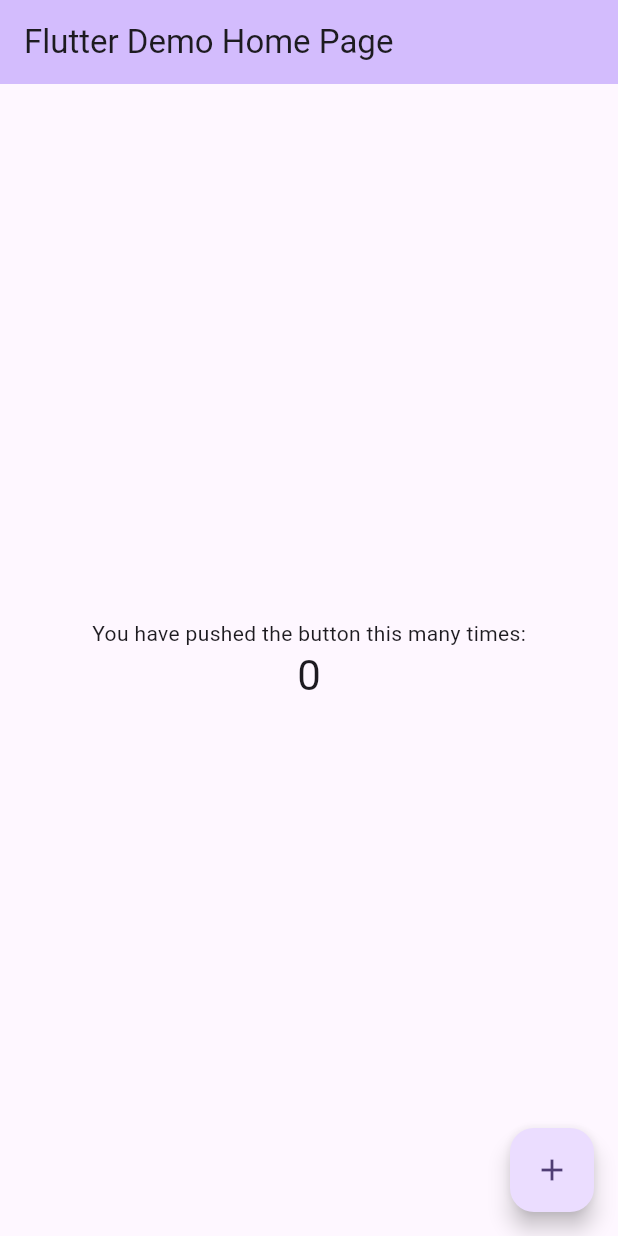
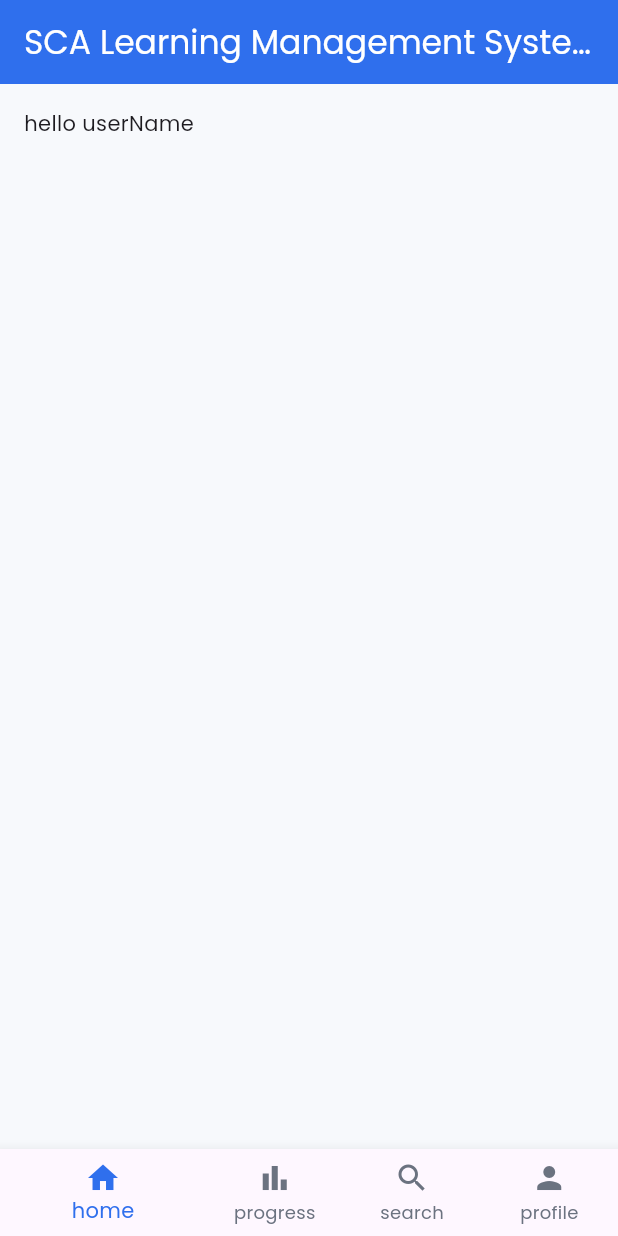
Before and after one commit to Ahmed-Abdel-Azeem/learning_management_system, a Flutter app: the screen it shows after launch, on a phone screen of 412 x 824 dp. Run offline on Flutter 3.47's test engine with Material 3 defaults, Android fonts, the phone set to English and light mode, and no system bars.

Commit message:
basic start design 12-1-26

```diff
--- /dev/null
+++ b/lib/features/courses/presentation/progress_page.dart
@@ -0,0 +1,19 @@
+import 'package:flutter/material.dart';
+
+class ProgressPage extends StatefulWidget {
+  const ProgressPage({super.key});
+
+  @override
+  State<ProgressPage> createState() => _ProgressPageState();
+}
+
+class _ProgressPageState extends State<ProgressPage> {
+  @override
+  Widget build(BuildContext context) {
+    return Scaffold(
+      body:
+      const Center(
+        child: Text('Progress Page'),
+      ),);
+  }
+}
--- /dev/null
+++ b/lib/features/home/presentation/screens/basic_home_page.dart
@@ -0,0 +1,71 @@
+import 'package:flutter/material.dart';
+
+import '../../../../theme/app_theme.dart';
+import '../../../courses/presentation/progress_page.dart';
+import '../../../search/presentation/search_page.dart';
+import '../../../user/presentation/profile_page.dart';
+import 'home_body.dart';
+
+class BaseHome extends StatefulWidget {
+  const BaseHome({super.key, required this.title});
+
+  final String title;
+
+  @override
+  State<BaseHome> createState() => _BaseHomeState();
+}
+
+class _BaseHomeState extends State<BaseHome> {
+
+  int _currentIndex = 0;
+  late final List<Widget> _screens = [
+    HomeBody(username: 'userName',),
+     ProgressPage(),
+     SearchPage(),
+     ProfilePage(),
+  ];
+  @override
+  Widget build(BuildContext context) {
+    return Scaffold(
+
+      appBar: AppBar(
+        title: Text(widget.title),
+      ),
+      body:  IndexedStack(
+        index: _currentIndex,
+        children: _screens,
+      ),
+     bottomNavigationBar: BottomNavigationBar(
+       currentIndex: _currentIndex,
+       selectedItemColor: AppColors.primary,
+       backgroundColor: AppColors.border,
+       showUnselectedLabels: true,
+       unselectedItemColor:  AppColors.textSecondary,
+       unselectedIconTheme: IconThemeData(color: AppColors.textSecondary,),
+       selectedIconTheme: IconThemeData(color: AppColors.primary,),
+       onTap: (index) {
+         setState(() {
+           _currentIndex = index;
+         });
+       },
+       items: const [
+       BottomNavigationBarItem(
+         icon: Icon(Icons.home),
+         label: 'home',
+       ),
+       BottomNavigationBarItem(
+         icon: Icon(Icons.bar_chart),
+         label: 'progress',
+       ),
+       BottomNavigationBarItem(
+         icon: Icon(Icons.search),
+         label: 'search',
+       ),
+       BottomNavigationBarItem(
+         icon: Icon(Icons.person),
+         label: 'profile',
+       ),
+     ],),
+    );
+  }
+}
--- /dev/null
+++ b/lib/features/home/presentation/screens/home_body.dart
@@ -0,0 +1,27 @@
+import 'package:flutter/material.dart';
+
+
+
+class HomeBody extends StatelessWidget {
+  const HomeBody({super.key,required this.username});
+  final String username;
+
+  @override
+  Widget build(BuildContext context) {
+    return Column(
+      children: [
+
+        SingleChildScrollView(
+          padding: const EdgeInsets.all(16),
+          child: Column(
+            children: [
+              Text('hello $username'),
+              const SizedBox(height: 20,),
+
+            ],
+          ),
+        ),
+      ],
+    );
+  }
+}
--- /dev/null
+++ b/lib/features/search/presentation/search_page.dart
@@ -0,0 +1,19 @@
+import 'package:flutter/material.dart';
+
+class SearchPage extends StatefulWidget {
+  const SearchPage({super.key});
+
+  @override
+  State<SearchPage> createState() => _SearchPageState();
+}
+
+class _SearchPageState extends State<SearchPage> {
+  @override
+  Widget build(BuildContext context) {
+    return Scaffold(
+      body:
+      const Center(
+        child: Text('Search Page'),
+      ),);
+  }
+}
--- /dev/null
+++ b/lib/features/user/presentation/profile_page.dart
@@ -0,0 +1,19 @@
+import 'package:flutter/material.dart';
+
+class ProfilePage extends StatefulWidget {
+  const ProfilePage({super.key});
+
+  @override
+  State<ProfilePage> createState() => _ProfilePageState();
+}
+
+class _ProfilePageState extends State<ProfilePage> {
+  @override
+  Widget build(BuildContext context) {
+    return Scaffold(
+      body:
+      const Center(
+        child: Text('profile Page'),
+      ),);
+  }
+}
--- a/lib/main.dart
+++ b/lib/main.dart
@@ -1,4 +1,6 @@
 import 'package:flutter/material.dart';
+import 'features/home/presentation/screens/basic_home_page.dart';
+import 'theme/app_theme.dart';
 
 void main() {
   runApp(const MyApp());
@@ -11,112 +13,10 @@ class MyApp extends StatelessWidget {
   @override
   Widget build(BuildContext context) {
     return MaterialApp(
+      debugShowCheckedModeBanner: false,
       title: 'Flutter Demo',
-      theme: ThemeData(
-        // This is the theme of your application.
-        //
-        // TRY THIS: Try running your application with "flutter run". You'll see
-        // the application has a purple toolbar. Then, without quitting the app,
-        // try changing the seedColor in the colorScheme below to Colors.green
-        // and then invoke "hot reload" (save your changes or press the "hot
-        // reload" button in a Flutter-supported IDE, or press "r" if you used
-        // the command line to start the app).
-        //
-        // Notice that the counter didn't reset back to zero; the application
-        // state is not lost during the reload. To reset the state, use hot
-        // restart instead.
-        //
-        // This works for code too, not just values: Most code changes can be
-        // tested with just a hot reload.
-        colorScheme: .fromSeed(seedColor: Colors.deepPurple),
-      ),
-      home: const MyHomePage(title: 'Flutter Demo Home Page'),
+      theme:  AppTheme.lightTheme,
+      home: const BaseHome(title: 'SCA Learning Management System '),
     );
   }
 }
-
-class MyHomePage extends StatefulWidget {
-  const MyHomePage({super.key, required this.title});
-
-  // This widget is the home page of your application. It is stateful, meaning
-  // that it has a State object (defined below) that contains fields that affect
-  // how it looks.
-
-  // This class is the configuration for the state. It holds the values (in this
-  // case the title) provided by the parent (in this case the App widget) and
-  // used by the build method of the State. Fields in a Widget subclass are
-  // always marked "final".
-
-  final String title;
-
-  @override
-  State<MyHomePage> createState() => _MyHomePageState();
-}
-
-class _MyHomePageState extends State<MyHomePage> {
-  int _counter = 0;
-
-  void _incrementCounter() {
-    setState(() {
-      // This call to setState tells the Flutter framework that something has
-      // changed in this State, which causes it to rerun the build method below
-      // so that the display can reflect the updated values. If we changed
-      // _counter without calling setState(), then the build method would not be
-      // called again, and so nothing would appear to happen.
-      _counter++;
-    });
-  }
-
-  @override
-  Widget build(BuildContext context) {
-    // This method is rerun every time setState is called, for instance as done
-    // by the _incrementCounter method above.
-    //
-    // The Flutter framework has been optimized to make rerunning build methods
-    // fast, so that you can just rebuild anything that needs updating rather
-    // than having to individually change instances of widgets.
-    return Scaffold(
-      appBar: AppBar(
-        // TRY THIS: Try changing the color here to a specific color (to
-        // Colors.amber, perhaps?) and trigger a hot reload to see the AppBar
-        // change color while the other colors stay the same.
-        backgroundColor: Theme.of(context).colorScheme.inversePrimary,
-        // Here we take the value from the MyHomePage object that was created by
-        // the App.build method, and use it to set our appbar title.
-        title: Text(widget.title),
-      ),
-      body: Center(
-        // Center is a layout widget. It takes a single child and positions it
-        // in the middle of the parent.
-        child: Column(
-          // Column is also a layout widget. It takes a list of children and
-          // arranges them vertically. By default, it sizes itself to fit its
-          // children horizontally, and tries to be as tall as its parent.
-          //
-          // Column has various properties to control how it sizes itself and
-          // how it positions its children. Here we use mainAxisAlignment to
-          // center the children vertically; the main axis here is the vertical
-          // axis because Columns are vertical (the cross axis would be
-          // horizontal).
-          //
-          // TRY THIS: Invoke "debug painting" (choose the "Toggle Debug Paint"
-          // action in the IDE, or press "p" in the console), to see the
-          // wireframe for each widget.
-          mainAxisAlignment: .center,
-          children: [
-            const Text('You have pushed the button this many times:'),
-            Text(
-              '$_counter',
-              style: Theme.of(context).textTheme.headlineMedium,
-            ),
-          ],
-        ),
-      ),
-      floatingActionButton: FloatingActionButton(
-        onPressed: _incrementCounter,
-        tooltip: 'Increment',
-        child: const Icon(Icons.add),
-      ),
-    );
-  }
-}
--- /dev/null
+++ b/lib/theme/app_theme.dart
@@ -0,0 +1,107 @@
+import 'package:flutter/material.dart';
+
+class AppColors {
+  // Primary
+  static const Color primary = Color(0xFF2F6FED);
+
+  // Backgrounds
+  static const Color scaffoldBackground = Color(0xFFF7F9FC);
+  static const Color card = Colors.white;
+
+  // Text
+  static const Color textPrimary = Color(0xFF1F2937);
+  static const Color textSecondary = Color(0xFF6B7280);
+
+  // Other
+  static const Color border = Color(0xFFE5E7EB);
+}
+const MaterialColor primarySwatch = MaterialColor(
+  0xFF2F6FED,
+  <int, Color>{
+    50: Color(0xFFE8EFFF),
+    100: Color(0xFFC5D6FF),
+    200: Color(0xFF9BB8FF),
+    300: Color(0xFF7099FF),
+    400: Color(0xFF4F82FF),
+    500: Color(0xFF2F6FED),
+    600: Color(0xFF2A63D6),
+    700: Color(0xFF2357BE),
+    800: Color(0xFF1D4CA6),
+    900: Color(0xFF123785),
+  },
+);
+class AppTextStyles {
+  static const TextStyle headline = TextStyle(
+    fontSize: 20,
+    fontWeight: FontWeight.w600,
+    color: AppColors.textPrimary,
+  );
+
+  static const TextStyle title = TextStyle(
+    fontSize: 16,
+    fontWeight: FontWeight.w600,
+    color: AppColors.textPrimary,
+  );
+
+  static const TextStyle body = TextStyle(
+    fontSize: 14,
+    fontWeight: FontWeight.w400,
+    color: AppColors.textSecondary,
+  );
+
+  static const TextStyle small = TextStyle(
+    fontSize: 12,
+    fontWeight: FontWeight.w400,
+    color: AppColors.textSecondary,
+  );
+
+  static const TextStyle button = TextStyle(
+    fontSize: 14,
+    fontWeight: FontWeight.w600,
+    color: Colors.white,
+  );
+}
+class AppTheme {
+  static ThemeData lightTheme = ThemeData(
+    useMaterial3: true,
+    primarySwatch: primarySwatch,
+    primaryColor: AppColors.primary,
+    scaffoldBackgroundColor: AppColors.scaffoldBackground,
+    fontFamily: 'Poppins',
+
+    appBarTheme: const AppBarTheme(
+      backgroundColor: AppColors.primary,
+      foregroundColor: Colors.white,
+      elevation: 0,
+    ),
+
+    cardTheme: CardThemeData(
+      color: AppColors.card,
+      elevation: 0,
+      shape: RoundedRectangleBorder(
+        borderRadius: BorderRadius.circular(16),
+      ),
+    ),
+
+    elevatedButtonTheme: ElevatedButtonThemeData(
+      style: ElevatedButton.styleFrom(
+        backgroundColor: AppColors.primary,
+        shape: RoundedRectangleBorder(
+          borderRadius: BorderRadius.circular(12),
+        ),
+        padding: const EdgeInsets.symmetric(vertical: 14),
+        textStyle: AppTextStyles.button,
+      ),
+    ),
+
+    inputDecorationTheme: InputDecorationTheme(
+      filled: true,
+      fillColor: Colors.white,
+      prefixIconColor: AppColors.textSecondary,
+      border: OutlineInputBorder(
+        borderRadius: BorderRadius.circular(12),
+        borderSide: BorderSide.none,
+      ),
+    ),
+  );
+}
```
Also changed, not shown: pubspec.yaml (+12 -11 lines).
